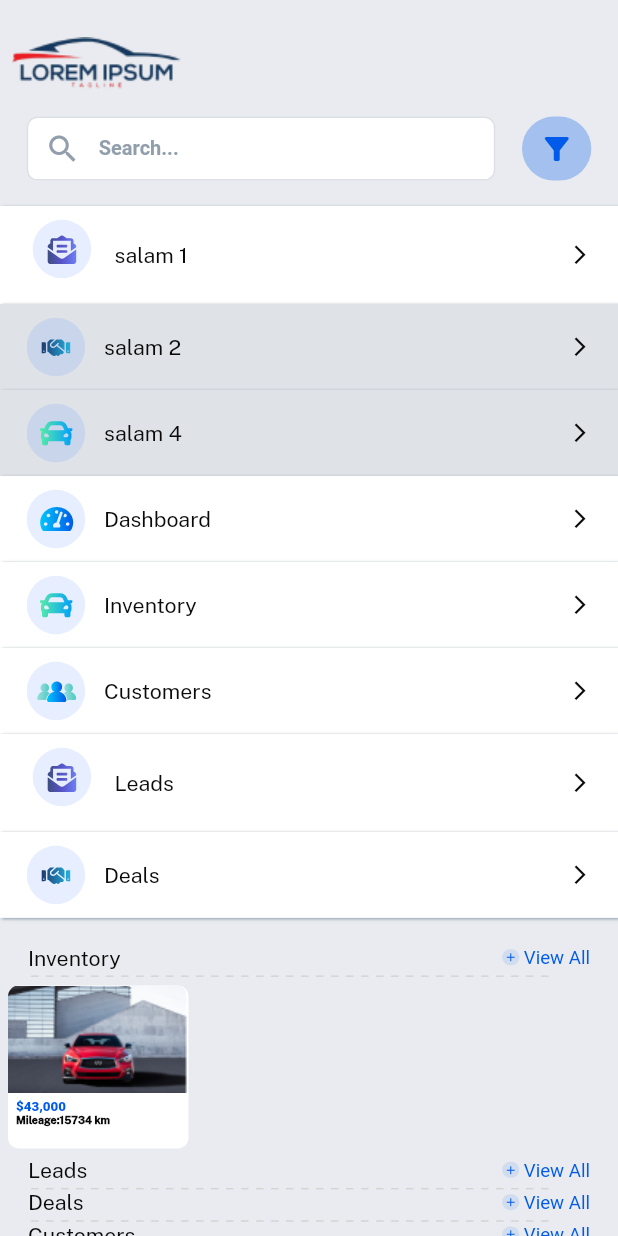
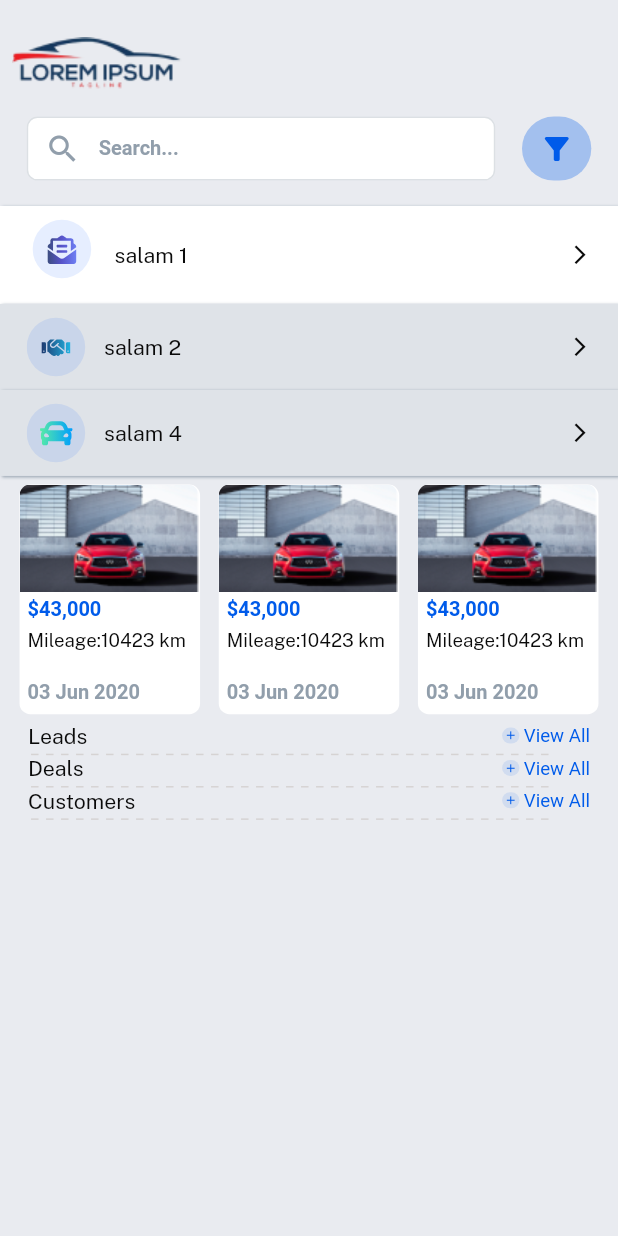
Before and after one commit to basicFlutter/sample_source_code, a Flutter app: the MenuPage screen opened directly, on a phone screen of 412 x 824 dp. Run offline on Flutter 3.47's test engine with Material 2 defaults, Android fonts, the phone set to English and light mode, and no system bars; our stand-ins replace bloc, dartz, dio, dropdown_button2, equatable, flutter_bloc and 8 more; missing offline and left inert: global_bottom_navigation_bar; accounts and stored records are empty; project files that could hold a hidden picture were left out.

Commit message:
working on menu page

```diff
--- a/lib/core/widgets/small_body_text.dart
+++ /dev/null
@@ -1,19 +0,0 @@
-import 'package:flutter/material.dart';
-import 'package:flutter_screenutil/flutter_screenutil.dart';
-
-class SmallBodyText extends StatelessWidget {
-  final String text;
-
-  const SmallBodyText({Key? key, required this.text}) : super(key: key);
-
-  @override
-  Widget build(BuildContext context) {
-    return Text(
-      text,
-      style: TextStyle(
-          fontSize: 8.sp,
-          color: Theme.of(context).colorScheme.onBackground,
-          fontFamily: "PublicSans"),
-    );
-  }
-}
--- a/lib/features/forgot_pass_feature/presentation/pages/forget_pass_page.dart
+++ b/lib/features/forgot_pass_feature/presentation/pages/forget_pass_page.dart
@@ -52,6 +52,7 @@ class _ForgetPassPageState extends State<ForgetPassPage> {
   Widget _forgetPassBody() {
     return Form(
       key: formKey,
+      child: SingleChildScrollView(
         child: Column(
           children: [
             _title(),
@@ -87,6 +88,7 @@ class _ForgetPassPageState extends State<ForgetPassPage> {
             ),
           ],
         ),
+      ),
     );
   }
 
--- a/lib/features/login_feature/presentation/manager/login_event.dart
+++ b/lib/features/login_feature/presentation/manager/login_event.dart
@@ -19,8 +19,8 @@ class DoLoginEvent extends LoginEvent {
 
 class LoginWithGoogleEvent extends LoginEvent {
   final String googleId;
-
+  final BuildContext context ;
   final bool isRememberMe;
 
-  LoginWithGoogleEvent({required this.googleId, required this.isRememberMe});
+  LoginWithGoogleEvent({ required this.context , required this.googleId, required this.isRememberMe});
 }
--- a/lib/features/login_feature/presentation/pages/login_page.dart
+++ b/lib/features/login_feature/presentation/pages/login_page.dart
@@ -1,3 +1,5 @@
+import 'dart:developer';
+
 import 'package:flutter/material.dart';
 import 'package:flutter/services.dart';
 import 'package:flutter_bloc/flutter_bloc.dart';
@@ -14,9 +16,7 @@ class LoginPage extends StatelessWidget {
 
   @override
   Widget build(BuildContext context) {
-    SystemChrome.setEnabledSystemUIMode(
-        SystemUiMode.manual, overlays: [
-    ]);
+
     return Scaffold(
       resizeToAvoidBottomInset: true,
       body: BlocProvider(
--- a/lib/features/login_feature/presentation/widgets/hillz_text.dart
+++ b/lib/features/login_feature/presentation/widgets/hillz_text.dart
@@ -26,8 +26,8 @@ class HillzLogo extends StatelessWidget {
                   ),
                   SvgPicture.asset(
                     "assets/images/Logo.svg",
-                    width: 102.96,
-                    height: 102.23,
+                    width: 102.96.w,
+                    height: 102.23.h,
                   ),
                   SizedBox(
                     height: 5.8.h,
--- a/lib/features/menu_feature/presentation/pages/menu_page.dart
+++ b/lib/features/menu_feature/presentation/pages/menu_page.dart
@@ -3,6 +3,7 @@ import 'package:flutter_screenutil/flutter_screenutil.dart';
 import 'package:new_panel/core/constants/app_images.dart';
 import 'package:new_panel/core/widgets/custom_space.dart';
 import 'package:new_panel/features/menu_feature/presentation/widgets/custom_title_widget.dart';
+import 'package:new_panel/features/menu_feature/presentation/widgets/inventory_List_widget.dart';
 import 'package:new_panel/features/menu_feature/presentation/widgets/menu_item_widget.dart';
 import '../../../../core/widgets/searchbar_widget.dart';
 import '../../data/models/menu_item_model.dart';
@@ -69,45 +70,16 @@ class _MenuPageState extends State<MenuPage> {
                     imageUrl: item.svg,
                     isEnable: item.isEnable,
                   ),
-              MenuItemWidget(
-                title: 'Dashboard',
-                imageUrl: AppImages.dashboardLogo,
-              ),
-              MenuItemWidget(
-                title: 'Inventory',
-                imageUrl: AppImages.inventoryLogo,
-              ),
-              MenuItemWidget(
-                title: 'Customers',
-                imageUrl: AppImages.customerLogo,
-              ),
-              MenuItemWidget(
-                title: 'Leads',
-                imageUrl: AppImages.leadLogo,
-              ),
-              MenuItemWidget(
-                title: 'Deals',
-                imageUrl: AppImages.dealLogo,
-              ),
-              CustomSpace(
-                space: 20.h,
-              ),
-              CustomTitleWidget(
-                title: 'Inventory',
-                onTap: () {},
-              ),
-              const InventoryItemWidget()
-,
+
+              const InventoryListWidget(),
               CustomTitleWidget(
                 title: 'Leads',
                 onTap: () {},
               ),
-
               CustomTitleWidget(
                 title: 'Deals',
                 onTap: () {},
               ),
-
               CustomTitleWidget(
                 title: 'Customers',
                 onTap: () {},
@@ -118,4 +90,6 @@ class _MenuPageState extends State<MenuPage> {
       ),
     );
   }
+
+
 }
--- /dev/null
+++ b/lib/features/menu_feature/presentation/widgets/inventory_List_widget.dart
@@ -0,0 +1,27 @@
+import 'package:flutter/material.dart';
+import 'package:flutter_screenutil/flutter_screenutil.dart';
+
+import 'inventory_item_widget.dart';
+
+class InventoryListWidget extends StatelessWidget {
+  const InventoryListWidget({Key? key}) : super(key: key);
+
+  @override
+  Widget build(BuildContext context) {
+    return _inventory();
+  }
+
+  Padding _inventory() {
+    return Padding(
+      padding:EdgeInsets.symmetric(horizontal: 8.w),
+      child: Row(
+        mainAxisAlignment: MainAxisAlignment.spaceBetween,
+        children: const [
+          InventoryItemWidget(),
+          InventoryItemWidget(),
+          InventoryItemWidget()
+        ],
+      ),
+    );
+  }
+}
--- a/lib/features/menu_feature/presentation/widgets/inventory_item_widget.dart
+++ b/lib/features/menu_feature/presentation/widgets/inventory_item_widget.dart
@@ -1,6 +1,7 @@
 import 'package:flutter/material.dart';
 import 'package:flutter_screenutil/flutter_screenutil.dart';
-import 'package:new_panel/core/widgets/small_body_text.dart';
+import 'package:new_panel/core/widgets/custom_space.dart';
+
 
 import '../../../../core/constants/app_dimensions.dart';
 import '../../../../core/constants/app_images.dart';
@@ -14,7 +15,7 @@ class InventoryItemWidget extends StatelessWidget {
       padding: EdgeInsets.symmetric(horizontal: 6.h , vertical: 6.w ),
       child: Container(
         width: 125.w,
-        height: 122.h,
+        height: 172.h,
         decoration: BoxDecoration(
             color:Theme.of(context).backgroundColor,
             borderRadius:
@@ -23,17 +24,27 @@ class InventoryItemWidget extends StatelessWidget {
           mainAxisAlignment: MainAxisAlignment.start,
           crossAxisAlignment: CrossAxisAlignment.start,
           children: [
-            _cardImage() ,
+            _cardImage(),
             Padding(
               padding:  EdgeInsets.symmetric(horizontal: 6.h , vertical: 4.w),
               child: Column(
                 crossAxisAlignment: CrossAxisAlignment.start,
                 children: [
-                  Text('\$43,000' , style: Theme.of(context).textTheme.bodyMedium!.copyWith(
+                  Text('\$43,000' , style: Theme.of(context).textTheme.displayMedium!.copyWith(
                     color: Theme.of(context).primaryColor
                   ),) ,
-
-                  const SmallBodyText(text: 'Mileage:15734 km')
+                  CustomSpace(space: 5.h,),
+                  SizedBox(
+                    height: 35.h,
+                    width: 125.w,
+                    child: Text('Mileage:10423 km ' ,
+                        overflow: TextOverflow.fade,
+                        style:Theme.of(context).textTheme.bodySmall!.copyWith(
+                        color: Theme.of(context).colorScheme.onBackground
+                    )),
+                  ),
+                  CustomSpace(space: 4.h,),
+                  Text('03 Jun 2020' , style: Theme.of(context).textTheme.displayMedium,)
                 ],
               ),
             )
```
Also changed, not shown: lib/core/widgets/check_box_with_text.dart (+26 -4 lines), lib/core/widgets/custom_body_with_logo.dart (+23 -4 lines), lib/features/login_feature/presentation/manager/login_bloc.dart (+15 -18 lines), lib/features/login_feature/presentation/widgets/login_container.dart (+9 -11 lines), lib/features/menu_feature/data/models/menu_inventory_item_model.dart (added, +11 -0 lines), lib/features/menu_feature/presentation/widgets/menu_list_widget.dart (added, +46 -0 lines), lib/main.dart (+8 -4 lines). Lines whose indentation alone changed are shown as unchanged.
